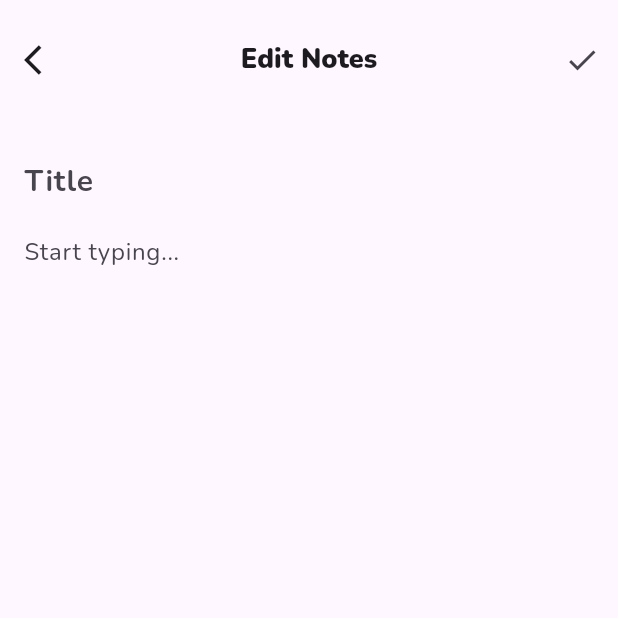
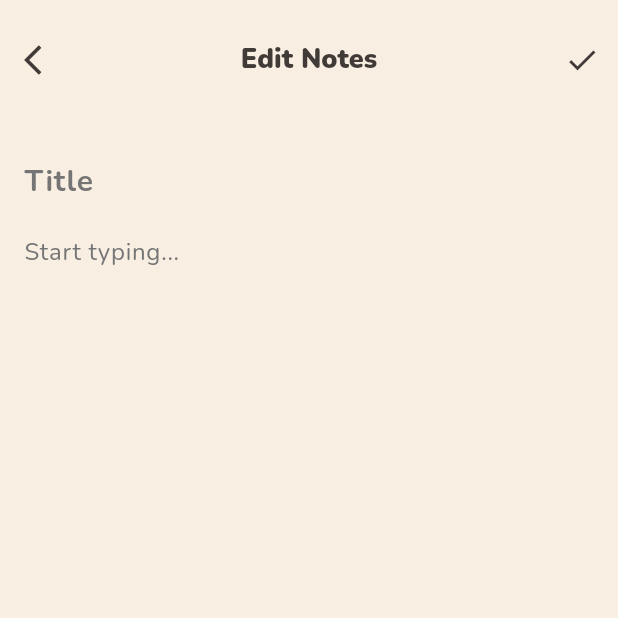
Before and after one commit to USThienPhu/Note, a Flutter app: the CreateNoteView screen opened directly, on a phone screen of 412 x 824 dp, the top half of it. Run offline on Flutter 3.47's test engine with Material 3 defaults, Android fonts, the light colour scheme and no system bars; our stand-ins replace flutter_secure_storage, google_fonts; accounts and stored records are empty.

Commit message:
ui: create note ui

```diff
--- a/note_app_mobile/lib/main.dart
+++ b/note_app_mobile/lib/main.dart
@@ -19,8 +19,8 @@ class MyApp extends StatelessWidget {
       ),
       title: 'Note application',
       debugShowCheckedModeBanner: false,
-      // home: const LoginView()
-      home: const HomeView()
+      home: const LoginView()
+      // home: const HomeView()
     );
 
   }
--- a/note_app_mobile/lib/src/views/create_note_view.dart
+++ b/note_app_mobile/lib/src/views/create_note_view.dart
@@ -1,6 +1,7 @@
 import 'package:flutter/material.dart';
 import '../services/note_service.dart';
 import '../models/note_model.dart';
+import '../utils/app_colors.dart';
 
 class CreateNoteView extends StatefulWidget {
   final Note? note;
@@ -13,6 +14,7 @@ class _CreateNoteViewState extends State<CreateNoteView> {
   final TextEditingController _titleController = TextEditingController();
   final TextEditingController _contentController = TextEditingController();
   final NoteService _noteService = NoteService();
+  final Color backgroundColor = AppColors.backgroundColor;
   bool _isSaving = false;
   Note? _currentNote;
   @override
@@ -63,6 +65,7 @@ class _CreateNoteViewState extends State<CreateNoteView> {
   @override
   Widget build(BuildContext context) {
     return Scaffold(
+      backgroundColor: backgroundColor,
       appBar: AppBar(
         toolbarHeight: 80,
         centerTitle: true,
@@ -81,6 +84,9 @@ class _CreateNoteViewState extends State<CreateNoteView> {
             onPressed: _saveNote,
           ),
         ],
+        backgroundColor: Colors.transparent,
+        elevation: 0,
+        foregroundColor: AppColors.notelyText,
       ),
 
       body: Padding(
@@ -92,8 +98,9 @@ class _CreateNoteViewState extends State<CreateNoteView> {
               decoration: const InputDecoration(
                 hintText: "Title",
                 border: InputBorder.none,
+                hintStyle: TextStyle(color: AppColors.greyText),
               ),
-              style: const TextStyle(fontSize: 20, fontWeight: FontWeight.bold),
+              style: const TextStyle(fontSize: 20, fontWeight: FontWeight.bold, color: AppColors.notelyText),
             ),
             Expanded(
               child: TextField(
@@ -102,7 +109,9 @@ class _CreateNoteViewState extends State<CreateNoteView> {
                 decoration: const InputDecoration(
                   hintText: "Start typing...",
                   border: InputBorder.none,
+                  hintStyle: TextStyle(color: AppColors.greyText),
                 ),
+                style: const TextStyle(color: AppColors.notelyText),
               ),
             ),
           ],
```
